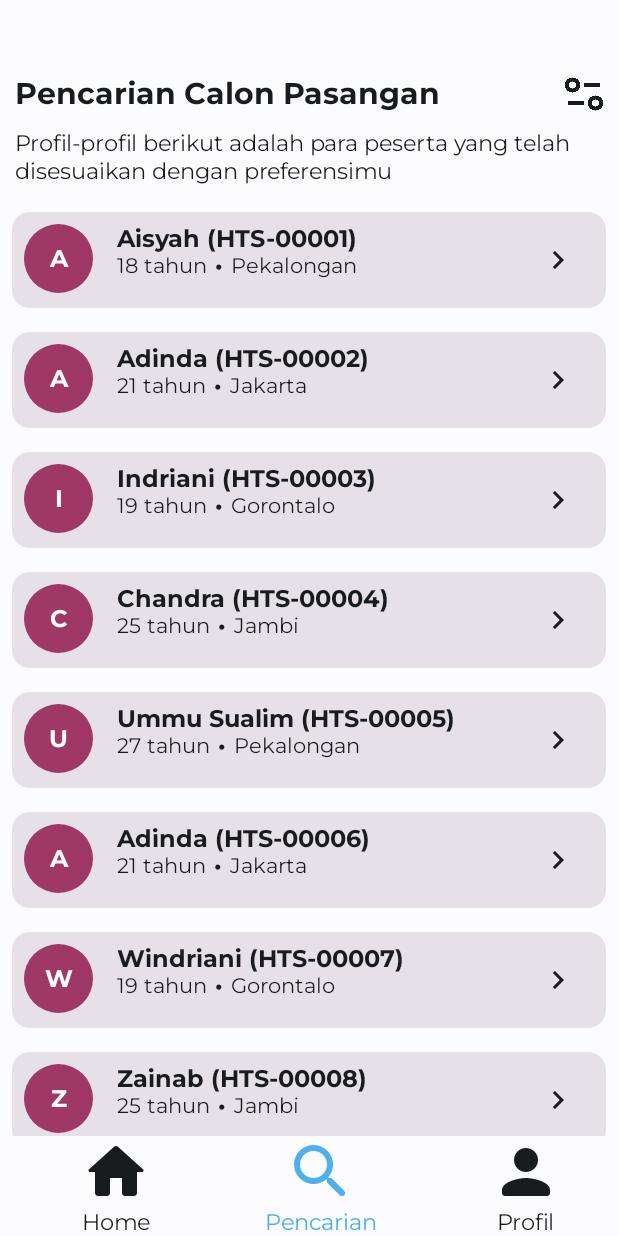
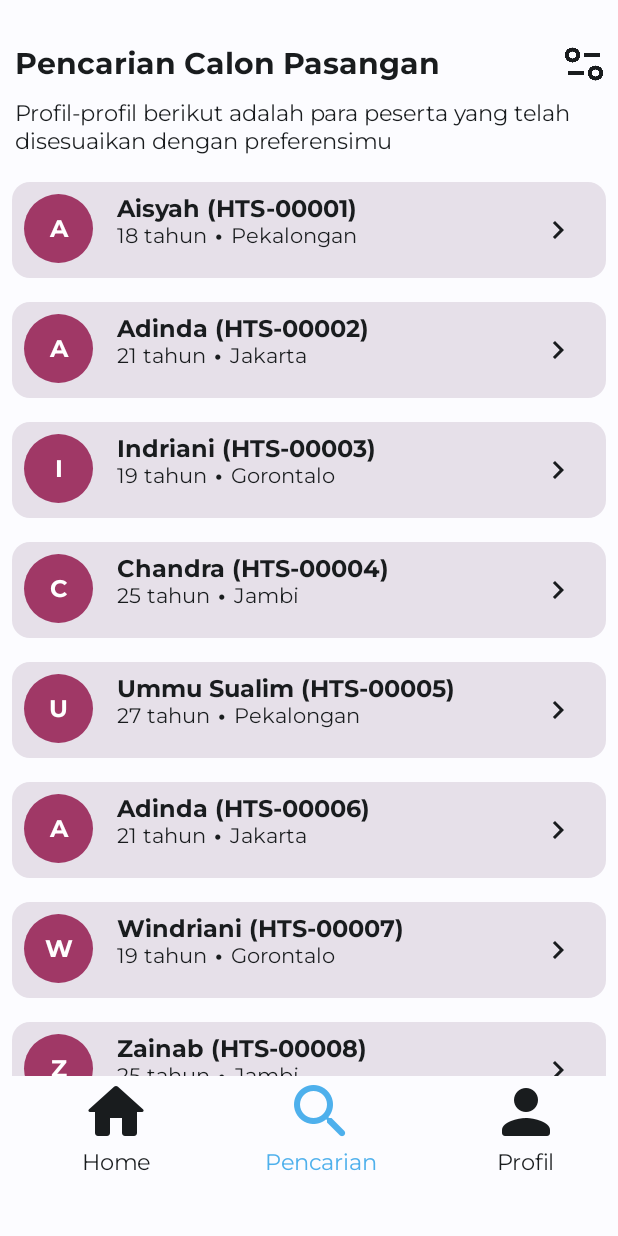
Before and after one commit to MuhammadHsiIT/quiz3-lvl3-sandbox, an Android app built with Jetpack Compose: the screen it shows after launch (MainActivity), on a phone screen of 412 x 824 dp. Run offline under Robolectric (Android 15) with nearby library versions, the light colour scheme and no system bars.

Commit message:
upadte readme.md

```diff
--- a/app/src/main/java/com/example/quiz3/MainActivity.kt
+++ b/app/src/main/java/com/example/quiz3/MainActivity.kt
@@ -75,11 +75,11 @@ class MainActivity : ComponentActivity() {
 
 @Composable
 fun Quiz3App() {
-    Scaffold(bottomBar = { Quiz3BottomAppBar()}) { it ->
+    Scaffold(bottomBar = { Quiz3BottomAppBar()}, modifier = Modifier.padding(bottom = 40.dp)) { it ->
         Column(
 
             horizontalAlignment = Alignment.CenterHorizontally) {
-            Column(modifier = Modifier.padding(start = 10.dp, end = 10.dp, bottom = 10.dp, top = 50.dp)) {
+            Column(modifier = Modifier.padding(start = 10.dp, end = 10.dp, bottom = 10.dp, top = 30.dp)) {
                 Row() {
                     Text(
                         text = stringResource(R.string.title),
```
